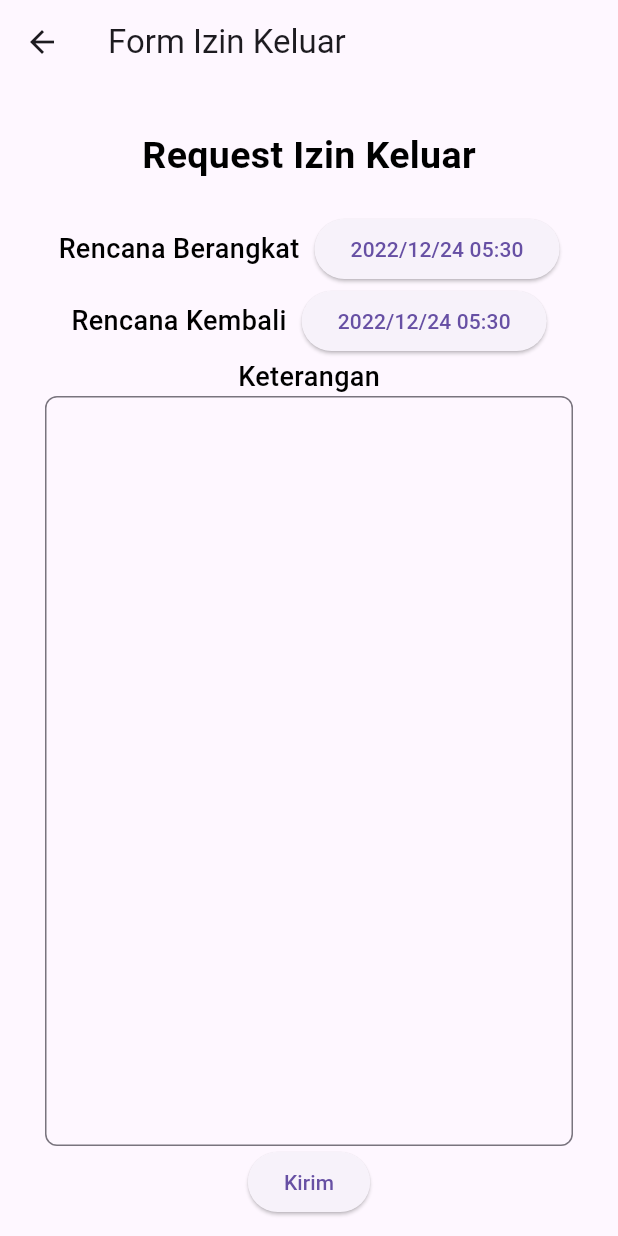
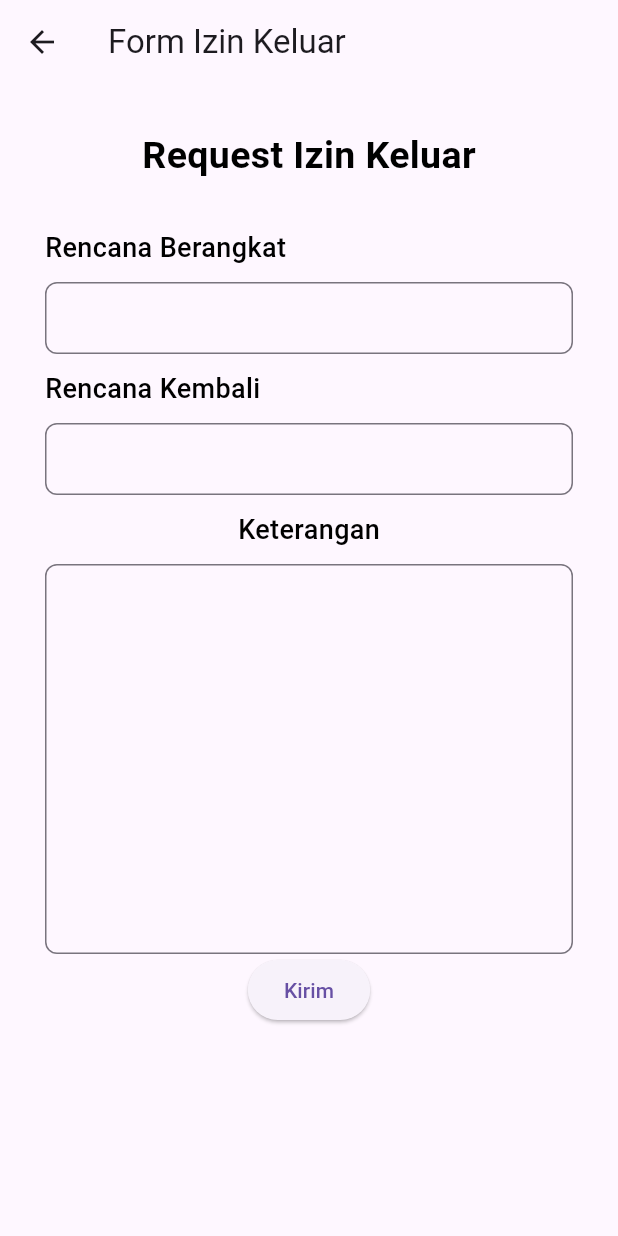
Before and after one commit to khensin166/PAM-kel04, a Flutter app: the IzinKeluarDetail screen opened directly, on a phone screen of 412 x 824 dp. Run offline on Flutter 3.47's test engine with Material 3 defaults, Android fonts, the light colour scheme and no system bars; our stand-ins replace flutter_svg, get, get_storage, google_fonts; accounts and stored records are empty; network calls fail.

Commit message:
mhs ik done

```diff
--- a/cis_kel04_app/lib/views/mahasiswa/pages/izinKeluarDetail.dart
+++ b/cis_kel04_app/lib/views/mahasiswa/pages/izinKeluarDetail.dart
@@ -1,7 +1,7 @@
+import 'package:flutter/material.dart';
+import 'package:get/get.dart';
 import 'package:cis_kel04_app/constants/constants.dart';
 import 'package:cis_kel04_app/controllers/ik_Controller.dart';
-import 'package:flutter/material.dart';
-import 'package:get/get.dart';
 
 class IzinKeluarDetail extends StatefulWidget {
   const IzinKeluarDetail({Key? key}) : super(key: key);
@@ -15,17 +15,14 @@ class _IzinKeluarDetailState extends State<IzinKeluarDetail> {
   DateTime kembaliDateTime = DateTime(2022, 12, 24, 5, 30);
 
   final TextEditingController _keteranganController = TextEditingController();
+  final TextEditingController _berangkatController =
+      TextEditingController(); // Add TextEditingController
+  final TextEditingController _kembaliController =
+      TextEditingController(); // Add TextEditingController
   final IKController _ikController = Get.put(IKController());
 
   @override
   Widget build(BuildContext context) {
-    final berangkatHours = berangkatDateTime.hour.toString().padLeft(2, '0');
-    final berangkatMinutes =
-        berangkatDateTime.minute.toString().padLeft(2, '0');
-
-    final kembaliHours = kembaliDateTime.hour.toString().padLeft(2, '0');
-    final kembaliMinutes = kembaliDateTime.minute.toString().padLeft(2, '0');
-
     return Scaffold(
       appBar: AppBar(
         title: const Text('Form Izin Keluar'),
@@ -38,30 +35,41 @@ class _IzinKeluarDetailState extends State<IzinKeluarDetail> {
               'Request Izin Keluar',
               style: heading1,
             ),
-            const SizedBox(
-              height: 20,
-            ),
+            const SizedBox(height: 20),
             _buildDateTimePicker(
               label: 'Rencana Berangkat',
               dateTime: berangkatDateTime,
               onDateTimeChanged: (date) {
-                setState(() => berangkatDateTime = date);
+                setState(() {
+                  berangkatDateTime = date;
+                  _berangkatController.text =
+                      '${date.year}/${date.month}/${date.day} ${date.hour.toString().padLeft(2, '0')}:${date.minute.toString().padLeft(2, '0')}';
+                });
               },
+              controller: _berangkatController,
             ),
             _buildDateTimePicker(
               label: 'Rencana Kembali',
               dateTime: kembaliDateTime,
               onDateTimeChanged: (date) {
-                setState(() => kembaliDateTime = date);
+                setState(() {
+                  kembaliDateTime = date;
+                  _kembaliController.text =
+                      '${date.year}/${date.month}/${date.day} ${date.hour.toString().padLeft(2, '0')}:${date.minute.toString().padLeft(2, '0')}';
+                });
               },
+              controller: _kembaliController,
             ),
-            const Text(
+            const SizedBox(height: 10),
+            Text(
               'Keterangan',
               style: heading2,
+              textAlign: TextAlign.left,
             ),
+            const SizedBox(height: 10),
             TextField(
               controller: _keteranganController,
-              maxLines: 20,
+              maxLines: 10,
               decoration: InputDecoration(
                 contentPadding:
                     EdgeInsets.symmetric(vertical: 10, horizontal: 12),
@@ -91,27 +99,34 @@ class _IzinKeluarDetailState extends State<IzinKeluarDetail> {
     required String label,
     required DateTime dateTime,
     required Function(DateTime) onDateTimeChanged,
+    required TextEditingController controller,
   }) {
-    final hours = dateTime.hour.toString().padLeft(2, '0');
-    final minutes = dateTime.minute.toString().padLeft(2, '0');
-
-    return Row(
-      mainAxisAlignment: MainAxisAlignment.center,
+    return Column(
+      crossAxisAlignment: CrossAxisAlignment.start,
       children: [
+        const SizedBox(height: 10),
         Text(
           label,
           style: heading2,
-          textAlign: TextAlign.left,
         ),
-        const SizedBox(width: 10),
-        ElevatedButton(
-          onPressed: () async {
+        const SizedBox(height: 10),
+        GestureDetector(
+          onTap: () async {
             final date = await pickDateTime(dateTime);
             if (date == null) return;
             onDateTimeChanged(date);
           },
-          child: Text(
-              '${dateTime.year}/${dateTime.month}/${dateTime.day} $hours:$minutes'),
+          child: AbsorbPointer(
+            child: TextFormField(
+              controller: controller,
+              decoration: InputDecoration(
+                contentPadding:
+                    EdgeInsets.symmetric(vertical: 10, horizontal: 12),
+                border:
+                    OutlineInputBorder(borderRadius: BorderRadius.circular(8)),
+              ),
+            ),
+          ),
         ),
       ],
     );
```
